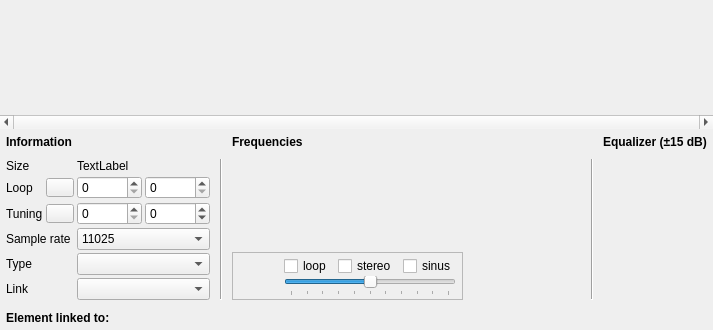
Qt form sources/editor/pagesmpl.ui (davy7125/polyphone) before a commit.
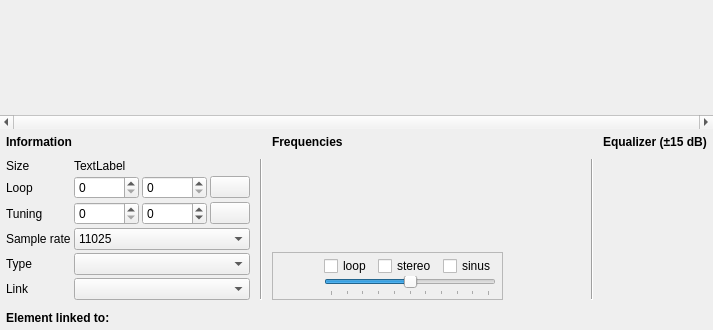
The same form after that commit. Icons and pictures are not drawn. Custom widgets are drawn as their Qt base class.

```diff
--- a/sources/editor/pagesmpl.ui
+++ b/sources/editor/pagesmpl.ui
@@ -417,17 +417,45 @@
            <property name="spacing">
             <number>3</number>
            </property>
-           <item row="5" column="2" colspan="2">
-            <widget class="QComboBox" name="comboLink"/>
+           <item row="2" column="1">
+            <widget class="SpinBoxKey" name="spinRootKey">
+             <property name="correctionMode">
+              <enum>QAbstractSpinBox::CorrectToNearestValue</enum>
+             </property>
+             <property name="maximum">
+              <number>127</number>
+             </property>
+            </widget>
+           </item>
+           <item row="0" column="0">
+            <widget class="QLabel" name="label">
+             <property name="text">
+              <string>Size</string>
+             </property>
+            </widget>
            </item>
            <item row="1" column="1">
+            <widget class="QSpinBox" name="spinStartLoop">
+             <property name="minimumSize">
+              <size>
+               <width>65</width>
+               <height>0</height>
+              </size>
+             </property>
+             <property name="correctionMode">
+              <enum>QAbstractSpinBox::CorrectToNearestValue</enum>
+             </property>
+            </widget>
+           </item>
+           <item row="5" column="0">
+            <widget class="QLabel" name="label_5">
+             <property name="text">
+              <string>Link</string>
+             </property>
+            </widget>
+           </item>
+           <item row="1" column="3">
             <widget class="QPushButton" name="pushFullLength">
-             <property name="maximumSize">
-              <size>
-               <width>28</width>
-               <height>19</height>
-              </size>
-             </property>
              <property name="toolTip">
               <string>Use the full length of the sample as loop</string>
              </property>
@@ -440,8 +468,8 @@
              </property>
              <property name="iconSize">
               <size>
-               <width>16</width>
-               <height>16</height>
+               <width>14</width>
+               <height>14</height>
               </size>
              </property>
             </widget>
@@ -453,14 +481,8 @@
              </property>
             </widget>
            </item>
-           <item row="2" column="1">
+           <item row="2" column="3">
             <widget class="QPushButton" name="pushAutoTune">
-             <property name="maximumSize">
-              <size>
-               <width>28</width>
-               <height>19</height>
-              </size>
-             </property>
              <property name="toolTip">
               <string>Use the estimated pitch and correction as values</string>
              </property>
@@ -473,19 +495,16 @@
              </property>
              <property name="iconSize">
               <size>
-               <width>16</width>
-               <height>16</height>
+               <width>14</width>
+               <height>14</height>
               </size>
              </property>
             </widget>
            </item>
-           <item row="2" column="2">
-            <widget class="SpinBoxKey" name="spinRootKey">
-             <property name="correctionMode">
-              <enum>QAbstractSpinBox::CorrectToNearestValue</enum>
-             </property>
-             <property name="maximum">
-              <number>127</number>
+           <item row="4" column="0">
+            <widget class="QLabel" name="label_7">
+             <property name="text">
+              <string>Type</string>
              </property>
             </widget>
            </item>
@@ -496,10 +515,47 @@
              </property>
             </widget>
            </item>
-           <item row="4" column="2" colspan="2">
-            <widget class="QComboBox" name="comboType"/>
+           <item row="2" column="2">
+            <widget class="SpinBoxCents" name="spinTune">
+             <property name="correctionMode">
+              <enum>QAbstractSpinBox::CorrectToNearestValue</enum>
+             </property>
+             <property name="minimum">
+              <number>-100</number>
+             </property>
+             <property name="maximum">
+              <number>100</number>
+             </property>
+            </widget>
            </item>
-           <item row="3" column="2" colspan="2">
+           <item row="3" column="0">
+            <widget class="QLabel" name="label_6">
+             <property name="text">
+              <string>Sample rate</string>
+             </property>
+            </widget>
+           </item>
+           <item row="1" column="2">
+            <widget class="QSpinBox" name="spinEndLoop">
+             <property name="minimumSize">
+              <size>
+               <width>65</width>
+               <height>0</height>
+              </size>
+             </property>
+             <property name="correctionMode">
+              <enum>QAbstractSpinBox::CorrectToNearestValue</enum>
+             </property>
+            </widget>
+           </item>
+           <item row="0" column="1" colspan="2">
+            <widget class="QLabel" name="labelTaille">
+             <property name="text">
+              <string notr="true">TextLabel</string>
+             </property>
+            </widget>
+           </item>
+           <item row="3" column="1" colspan="3">
             <widget class="QComboBox" name="comboSampleRate">
              <item>
               <property name="text">
@@ -538,79 +594,11 @@
              </item>
             </widget>
            </item>
-           <item row="0" column="0" colspan="2">
-            <widget class="QLabel" name="label">
-             <property name="text">
-              <string>Size</string>
-             </property>
-            </widget>
+           <item row="4" column="1" colspan="3">
+            <widget class="QComboBox" name="comboType"/>
            </item>
-           <item row="4" column="0" colspan="2">
-            <widget class="QLabel" name="label_7">
-             <property name="text">
-              <string>Type</string>
-             </property>
-            </widget>
-           </item>
-           <item row="5" column="0" colspan="2">
-            <widget class="QLabel" name="label_5">
-             <property name="text">
-              <string>Link</string>
-             </property>
-            </widget>
-           </item>
-           <item row="3" column="0" colspan="2">
-            <widget class="QLabel" name="label_6">
-             <property name="text">
-              <string>Sample rate</string>
-             </property>
-            </widget>
-           </item>
-           <item row="1" column="2">
-            <widget class="QSpinBox" name="spinStartLoop">
-             <property name="minimumSize">
-              <size>
-               <width>65</width>
-               <height>0</height>
-              </size>
-             </property>
-             <property name="correctionMode">
-              <enum>QAbstractSpinBox::CorrectToNearestValue</enum>
-             </property>
-            </widget>
-           </item>
-           <item row="1" column="3">
-            <widget class="QSpinBox" name="spinEndLoop">
-             <property name="minimumSize">
-              <size>
-               <width>65</width>
-               <height>0</height>
-              </size>
-             </property>
-             <property name="correctionMode">
-              <enum>QAbstractSpinBox::CorrectToNearestValue</enum>
-             </property>
-            </widget>
-           </item>
-           <item row="0" column="2" colspan="2">
-            <widget class="QLabel" name="labelTaille">
-             <property name="text">
-              <string notr="true">TextLabel</string>
-             </property>
-            </widget>
-           </item>
-           <item row="2" column="3">
-            <widget class="SpinBoxCents" name="spinTune">
-             <property name="correctionMode">
-              <enum>QAbstractSpinBox::CorrectToNearestValue</enum>
-             </property>
-             <property name="minimum">
-              <number>-100</number>
-             </property>
-             <property name="maximum">
-              <number>100</number>
-             </property>
-            </widget>
+           <item row="5" column="1" colspan="3">
+            <widget class="QComboBox" name="comboLink"/>
            </item>
           </layout>
          </item>
```
Left out of the diff: 8 changed lines with no effect on the pictures.
